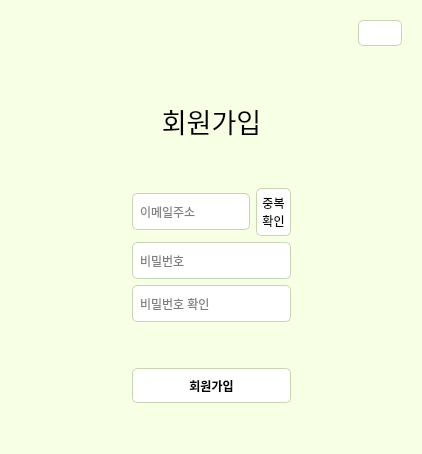
This is UI/DialogJoin.ui in song030/CropFairy as Qt 5 draws it before an edit. The edited form follows.
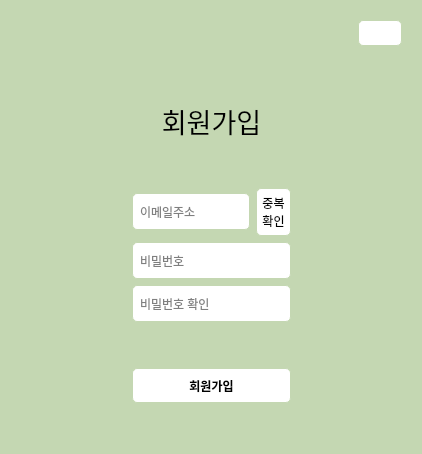
This is the edited form. Icons and pictures are not drawn.

Diff of the .ui file:
```diff
--- a/UI/DialogJoin.ui
+++ b/UI/DialogJoin.ui
@@ -24,7 +24,7 @@
   </property>
   <property name="styleSheet">
    <string notr="true">QWidget{
-background-color:rgb(247, 255, 229);
+background-color:rgb(196, 215, 178);
 }
 
 QPushButton{
```
